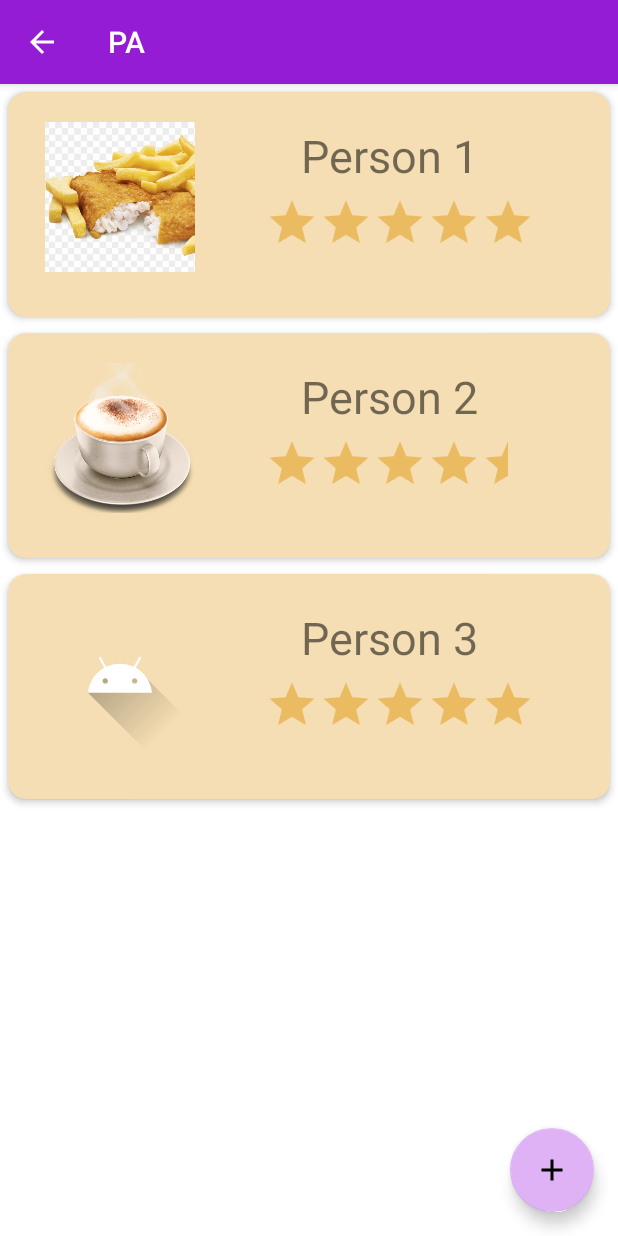
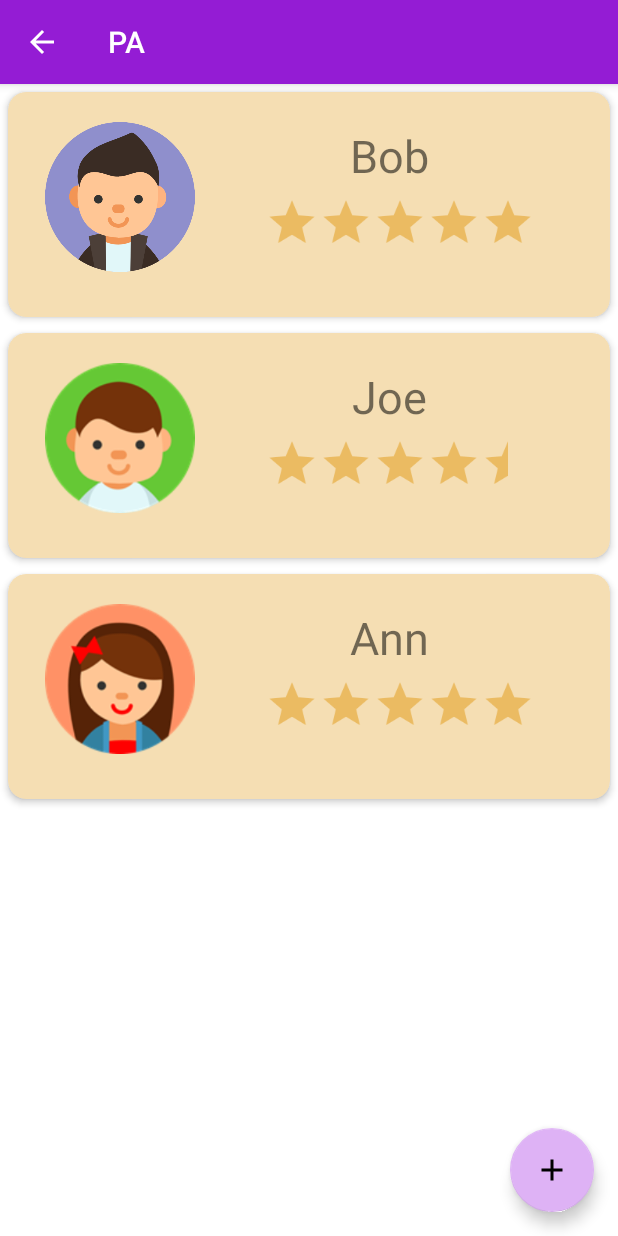
Before and after one commit to hemisemidemipresent/Pairwork-PA, an Android app: the ReviewActivity screen opened directly, with no data from a screen before it, on a phone screen of 412 x 824 dp. Run offline under Robolectric (Android 15) with nearby library versions, the phone set to English and light mode, and no system bars.

Commit message:
less scuffed review looks but still the review disappears

```diff
--- a/app/src/main/java/com/example/myapplication/ReviewActivity.kt
+++ b/app/src/main/java/com/example/myapplication/ReviewActivity.kt
@@ -35,24 +35,24 @@ class ReviewActivity : AppCompatActivity() {
             Review(
                 5.0,
                 "The app is...",
-                R.drawable.food02,
-                "Person 1"
+                R.drawable.person_1,
+                "Bob"
             )
         )
         reviewList.add(
             Review(
                 4.5,
                 "The app is...",
-                R.drawable.food05,
-                "Person 2"
+                R.drawable.person_2,
+                "Joe"
             )
         )
         reviewList.add(
             Review(
                 5.0,
-                "The app is...",
-                R.drawable.ic_launcher_foreground,
-                "Person 3"
+                "The app is quite easy to use",
+                R.drawable.person_3,
+                "Ann"
             )
         )
         val intent = intent
@@ -61,7 +61,7 @@ class ReviewActivity : AppCompatActivity() {
                 Review(
                     intent.getStringExtra("rating")!!.toDouble(),
                     intent.getStringExtra("review").toString(),
-                    R.drawable.ic_launcher_foreground,
+                    R.drawable.person_default,
                     sharedPreferences.getString("username", "oops").toString()
                 )
             )
```
Also changed, not shown: app/src/main/res/layout/activity_display_review.xml (+5 -2 lines), app/src/main/res/drawable/person_1.png (added), app/src/main/res/drawable/person_2.png (added), app/src/main/res/drawable/person_3.png (added), app/src/main/res/drawable/person_default.webp (added).
